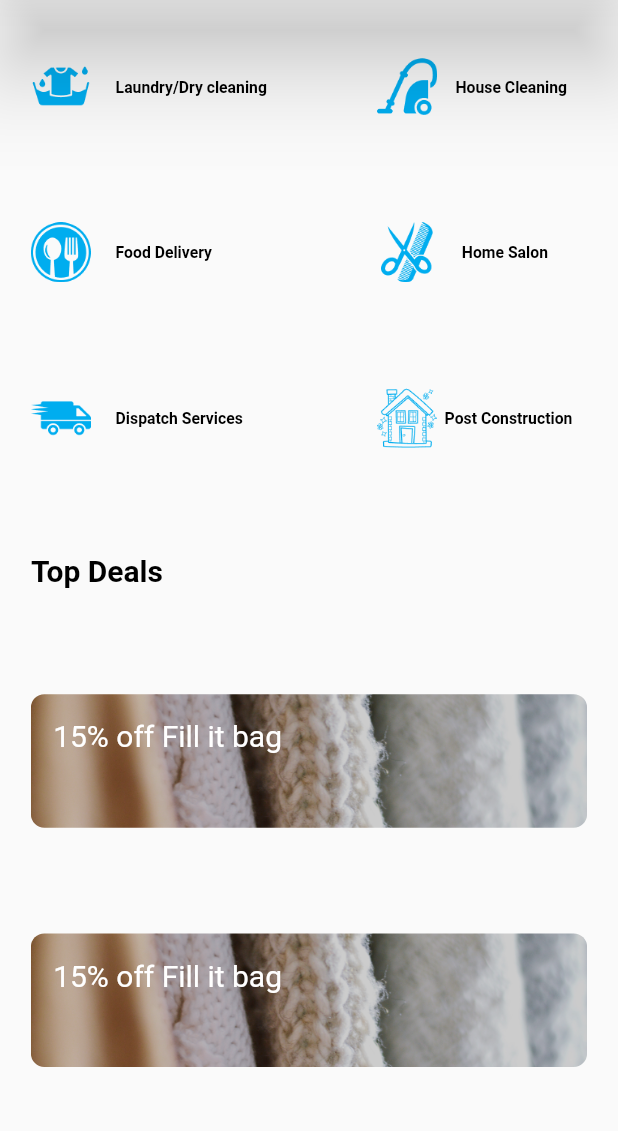
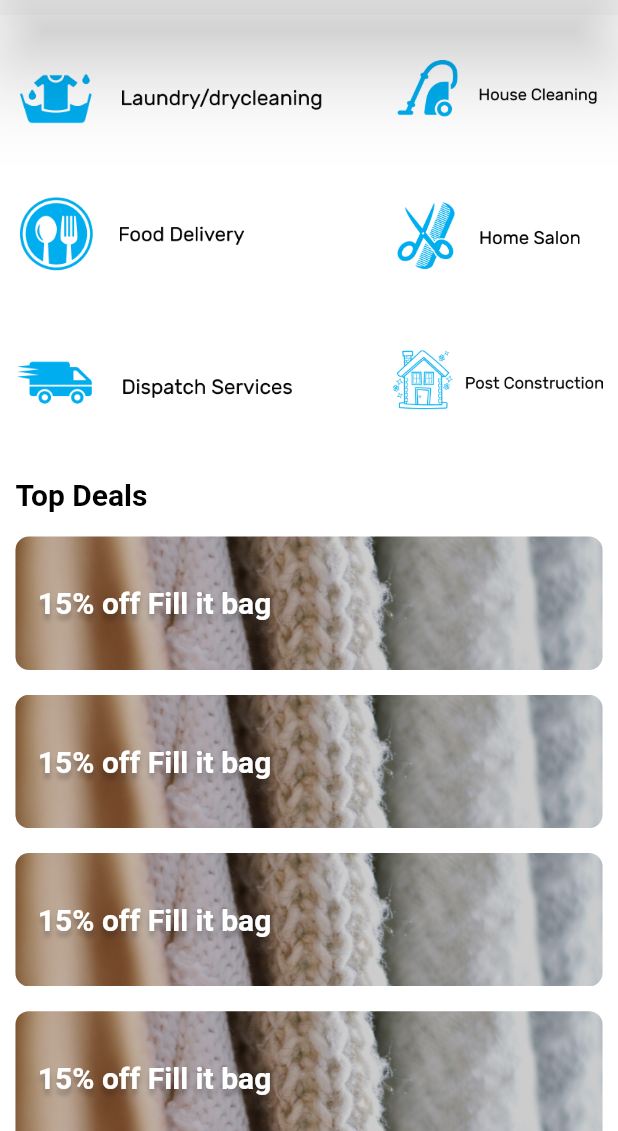
Before and after one commit to Adokiye/Luna, a Flutter app: the screen it shows after launch, on a phone screen of 412 x 824 dp, the part 105-1236 px from its top. Run offline on Flutter 3.47's test engine with Material 2 defaults, Android fonts, the phone set to English and light mode, and no system bars; our stand-ins replace animated_text_kit, flutter_datetime_picker, flutter_redux, fluttertoast, redux; Roboto replaces fonts that are missing (Rubik).

Commit message:
Final fix for home screen, fix for all screens

```diff
--- a/lib/components/BottomNavbar/bottomnavbar.dart
+++ b/lib/components/BottomNavbar/bottomnavbar.dart
@@ -11,6 +11,7 @@ class BottomNavBar extends StatelessWidget {
                                     MainAxisAlignment.spaceBetween,
                                 crossAxisAlignment: CrossAxisAlignment.center,
                                 children: <Widget>[
+
                                   Spacer(),
                                   Spacer(),
                                       SizedBox(
--- a/lib/screens/home.dart
+++ b/lib/screens/home.dart
@@ -1,6 +1,7 @@
 import 'package:flutter/material.dart';
 import 'package:animated_text_kit/animated_text_kit.dart';
 import '../components/AppBar/appBar.dart';
+
 class MyHomePage extends StatefulWidget {
   MyHomePage({Key key, this.title}) : super(key: key);
 
@@ -42,152 +43,95 @@ class _MyHomePageState extends State<MyHomePage> {
                 centerTitle: true,
               ),
             )),
-      body: SafeArea(
+        body: Container(
+          color: Colors.white,
+          child: SafeArea(
+              child: SingleChildScrollView(
             child: Center(
+              child: Container(
+            //    height: MediaQuery.of(context).size.height,
                 child: Column(
-            mainAxisAlignment: MainAxisAlignment.spaceAround,
+            //    mainAxisAlignment: MainAxisAlignment.spaceEvenly,
+                crossAxisAlignment: CrossAxisAlignment.center,
                 children: <Widget>[
                   Container(
-                width: MediaQuery.of(context).size.width * 0.90,
+                                       margin: EdgeInsets.symmetric(vertical: MediaQuery.of(context).size.height * 0.009),
+                    width: MediaQuery.of(context).size.width * 0.95,
                     child: Row(
                       mainAxisAlignment: MainAxisAlignment.spaceBetween,
                       crossAxisAlignment: CrossAxisAlignment.center,
                       children: <Widget>[
-                    Material(
-                      child: new InkWell(
+                        InkWell(
                           onTap: () {
                             Navigator.pushNamed(context, '/schedule');
                           },
                           child: Container(
-                          child: Row(children: <Widget>[
-                            Container(
-                                margin: EdgeInsets.only(
-                                    right: MediaQuery.of(context).size.width *
-                                        0.04),
                               child: new Image.asset(
-                                  'assets/images/laundry.png',
-                                  height: 40,
-                                  width: 40,
+                            'assets/images/laundryIcon.png',
+                            height: MediaQuery.of(context).size.height * (0.10),
+                            width: MediaQuery.of(context).size.width * (0.50),
                             fit: BoxFit.contain,
                           )),
-                            Text(
-                              'Laundry/Dry cleaning',
-                              textAlign: TextAlign.center,
-                              style: TextStyle(
-                                  color: Colors.black,
-                                  fontSize: 10.50,
-                                  fontWeight: FontWeight.w700),
-                            )
-                          ]),
-                        )),  ),
+                        ),
                         InkWell(
                           onTap: () {
                             Navigator.pushNamed(context, '/homecleaning');
                           },
                           child: Container(
                             width: 140,
-                        child: Row(
-                            //                           mainAxisAlignment: MainAxisAlignment.spaceBetween,
-                            crossAxisAlignment: CrossAxisAlignment.center,
-                            children: <Widget>[
-                              Container(
-                                  margin: EdgeInsets.only(
-                                      right: MediaQuery.of(context).size.width *
-                                          0.02),
                             child: new Image.asset(
-                                    'assets/images/houseCleaning.png',
-                                    height: 40,
-                                    width: 40,
+                              'assets/images/houseCleaningIcon.png',
+                              height:
+                                  MediaQuery.of(context).size.height * (0.10),
+                              width: MediaQuery.of(context).size.width * (0.40),
                               fit: BoxFit.contain,
-                                  )),
-                                     Container(
-                                  width: MediaQuery.of(context).size.width * 0.20,
-                                  child: Text(
-                                'House Cleaning',
-                                textAlign: TextAlign.center,
-                                style: TextStyle(
-                                    color: Colors.black,
-                                    fontSize: 10.50,
-                                    fontWeight: FontWeight.w700),
-                              )
-                                )
-
-                            ]),
+                            ),
                           ),
                         )
                       ],
                     ),
                   ),
                   Container(
-                  margin: EdgeInsets.symmetric(vertical: 15.0),
-                  width: MediaQuery.of(context).size.width * 0.90,
+                   margin: EdgeInsets.symmetric(vertical: MediaQuery.of(context).size.height * 0.009),
+                      width: MediaQuery.of(context).size.width * 0.95,
                       child: Row(
                         mainAxisAlignment: MainAxisAlignment.spaceBetween,
                         crossAxisAlignment: CrossAxisAlignment.center,
                         children: <Widget>[
                           InkWell(
                               onTap: () {
-                            Navigator.pushNamed(context, '/enterfooddetails');
+                                Navigator.pushNamed(
+                                    context, '/enterfooddetails');
                               },
-                          child: Row(children: <Widget>[
-                            Container(
-                                margin: EdgeInsets.only(
-                                    right: MediaQuery.of(context).size.width *
-                                        0.04),
                               child: new Image.asset(
-                                  'assets/images/foodDelivery.png',
-                                  height: 40,
-                                  width: 40,
+                                'assets/images/foodDeliveryIcon.png',
+                                height:
+                                    MediaQuery.of(context).size.height * (0.10),
+                                width:
+                                    MediaQuery.of(context).size.width * (0.40),
                                 fit: BoxFit.contain,
                               )),
-
-
-                            Text(
-                              'Food Delivery',
-                              textAlign: TextAlign.center,
-                              style: TextStyle(
-                                  color: Colors.black,
-                                  fontSize: 10.50,
-                                  fontWeight: FontWeight.w700),
-                            )
-                          ])),
                           InkWell(
                             onTap: () {
                               Navigator.pushNamed(context, '/homeSalon');
                             },
                             child: Container(
                               width: 140,
-                          child: Row(
-                              //                                      mainAxisAlignment: MainAxisAlignment.spaceBetween,
-                              crossAxisAlignment: CrossAxisAlignment.center,
-                              children: <Widget>[
-                                Container(
-                                    margin: EdgeInsets.only(
-                                        right:
-                                            MediaQuery.of(context).size.width *
-                                                0.04),
                               child: new Image.asset(
-                                      'assets/images/homeSalon.png',
-                                      height: 40,
-                                      width: 40,
+                                'assets/images/homeSalonIcon.png',
+                                height:
+                                    MediaQuery.of(context).size.height * (0.10),
+                                width:
+                                    MediaQuery.of(context).size.width * (0.40),
                                 fit: BoxFit.contain,
-                                    )),
-                                Text(
-                                  'Home Salon',
-                                  textAlign: TextAlign.center,
-                                  style: TextStyle(
-                                      color: Colors.black,
-                                      fontSize: 10.50,
-                                      fontWeight: FontWeight.w700),
-                                )
-                              ]),
+                              ),
                             ),
                           ),
                         ],
                       )),
                   Container(
-                  margin: EdgeInsets.only(bottom: 15.0),
-                  width: MediaQuery.of(context).size.width * 0.90,
+                     margin: EdgeInsets.symmetric(vertical: MediaQuery.of(context).size.height * 0.009),
+                      width: MediaQuery.of(context).size.width * 0.95,
                       child: Row(
                         mainAxisAlignment: MainAxisAlignment.spaceBetween,
                         crossAxisAlignment: CrossAxisAlignment.center,
@@ -196,67 +140,44 @@ class _MyHomePageState extends State<MyHomePage> {
                             onTap: () {
                               Navigator.pushNamed(context, '/scheduledispatch');
                             },
-                        child: Row(children: <Widget>[
-                          Container(
-                              margin: EdgeInsets.only(
-                                  right:
-                                      MediaQuery.of(context).size.width * 0.04),
                             child: new Image.asset(
-                                'assets/images/dispatchServices.png',
-                                height: 40,
-                                width: 40,
+                              'assets/images/dispatchServicesIcon.png',
+                              height:
+                                  MediaQuery.of(context).size.height * (0.10),
+                              width: MediaQuery.of(context).size.width * (0.45),
                               fit: BoxFit.contain,
-                              )),
-                          Text(
-                            'Dispatch Services',
-                            textAlign: TextAlign.center,
-                            style: TextStyle(
-                                color: Colors.black,
-                                fontSize: 10.50,
-                                fontWeight: FontWeight.w700),
-                          )
-                        ]),
+                            ),
                           ),
                           InkWell(
                               onTap: () {
-                            Navigator.pushNamed(context, '/postconstruction');
+                                Navigator.pushNamed(
+                                    context, '/postconstruction');
                               },
                               child: Container(
                                 width: 140,
-                            child: Row(
-                                //                                      mainAxisAlignment: MainAxisAlignment.spaceBetween,
-                                crossAxisAlignment: CrossAxisAlignment.center,
-                                children: <Widget>[
-                                  Container(
-                                      margin: EdgeInsets.only(right: 5.0),
                                 child: new Image.asset(
-                                        'assets/images/postConstruction.png',
-                                        height: 40,
-                                        width: 40,
+                                  'assets/images/postConstructionIcon.png',
+                                  height: MediaQuery.of(context).size.height *
+                                      (0.10),
+                                  width: MediaQuery.of(context).size.width *
+                                      (0.40),
                                   fit: BoxFit.contain,
-                                      )),
-                                  Text(
-                                    'Post Construction',
-                                    textAlign: TextAlign.center,
-                                    style: TextStyle(
-                                        color: Colors.black,
-                                        fontSize: 10.50,
-                                        fontWeight: FontWeight.w700),
-                                  )
-                                ]),
+                                ),
                               )),
                         ],
                       )),
                             Container(
-                  //      margin: EdgeInsets.only(top: 10.0),
-                  width: MediaQuery.of(context).size.width * 0.90,
-                  child: Column(
-                    crossAxisAlignment: CrossAxisAlignment.start,
-                    children: <Widget>[
-                    Text('Top Deals',
-                        style: TextStyle(color: Colors.black, fontSize: 20, fontWeight: FontWeight.w700)),
+                              width: MediaQuery.of(context).size.width * 0.95,
+                               margin: EdgeInsets.only(top: MediaQuery.of(context).size.height * 0.02),
+                              child:                             Text('Top Deals',
+                                style: TextStyle(
+                                    color: Colors.black,
+                                    fontSize: 20,
+                                    fontWeight: FontWeight.w700,
+                                    )),
+                            ),
 
-                  ])),
+
                   Container(
                       decoration: BoxDecoration(
                         borderRadius: BorderRadius.circular(9.0),
@@ -265,14 +186,14 @@ class _MyHomePageState extends State<MyHomePage> {
                           fit: BoxFit.cover,
                         ),
                       ),
-                        margin: EdgeInsets.symmetric(vertical: 15.0),
-                        width: MediaQuery.of(context).size.width * 0.90,
+                      margin: EdgeInsets.symmetric(vertical: MediaQuery.of(context).size.height * 0.02),
+                      width: MediaQuery.of(context).size.width * 0.95,
                       height: 89.0,
-                        child: Padding(
-                            padding: EdgeInsets.symmetric(
-                                vertical:
-                                    MediaQuery.of(context).size.height * 0.02),
-                            child: TypewriterAnimatedTextKit(
+                      child: Column(
+                          mainAxisAlignment: MainAxisAlignment.center,
+                          crossAxisAlignment: CrossAxisAlignment.start,
+                          children: <Widget>[
+                            TypewriterAnimatedTextKit(
                                 onTap: () {
                                   print("15% off Fill it bag");
                                 },
@@ -285,11 +206,20 @@ class _MyHomePageState extends State<MyHomePage> {
                                 textStyle: TextStyle(
                                   color: Colors.white,
                                   fontSize: 20,
+                                  fontWeight: FontWeight.w700,
+                                  shadows: [
+                                    Shadow(
+                                      blurRadius: 4.0,
+                                      color: Color.fromRGBO(0, 0, 0, 0.25),
+                                      offset: Offset(0, 4.0),
+                                    ),
+                                  ],
                                 ),
                                 textAlign: TextAlign.start,
                                 alignment: AlignmentDirectional
                                     .topStart // or Alignment.topLeft
-                                ))),
+                                )
+                          ])),
                   Container(
                       decoration: BoxDecoration(
                         borderRadius: BorderRadius.circular(9.0),
@@ -298,14 +228,14 @@ class _MyHomePageState extends State<MyHomePage> {
                           fit: BoxFit.cover,
                         ),
                       ),
-                        margin: EdgeInsets.only(bottom: 15.0),
-                        width: MediaQuery.of(context).size.width * 0.90,
+                      margin: EdgeInsets.only(bottom: MediaQuery.of(context).size.height * 0.02),
+                      width: MediaQuery.of(context).size.width * 0.95,
                       height: 89.0,
-                        child: Padding(
-                            padding: EdgeInsets.symmetric(
-                                vertical:
-                                    MediaQuery.of(context).size.height * 0.02),
-                            child: TypewriterAnimatedTextKit(
+                      child: Column(
+                          mainAxisAlignment: MainAxisAlignment.center,
+                          crossAxisAlignment: CrossAxisAlignment.start,
+                          children: <Widget>[
+                            TypewriterAnimatedTextKit(
                                 onTap: () {
                                   print("15% off Fill it bag");
                                 },
@@ -318,6 +248,98 @@ class _MyHomePageState extends State<MyHomePage> {
                                 textStyle: TextStyle(
                                   color: Colors.white,
                                   fontSize: 20,
+                                  fontWeight: FontWeight.w700,
+                                  shadows: [
+                                    Shadow(
+                                      blurRadius: 4.0,
+                                      color: Color.fromRGBO(0, 0, 0, 0.25),
+                                      offset: Offset(0, 4.0),
+                                    ),
+                                  ],
+                                ),
+                                textAlign: TextAlign.start,
+                                alignment: AlignmentDirectional
+                                    .topStart // or Alignment.topLeft
+                                )
+                          ])),
+                                            Container(
+                      decoration: BoxDecoration(
+                        borderRadius: BorderRadius.circular(9.0),
+                        image: DecorationImage(
+                          image: AssetImage('assets/images/topDeals.png'),
+                          fit: BoxFit.cover,
+                        ),
+                      ),
+                      margin: EdgeInsets.only(bottom: MediaQuery.of(context).size.height * 0.02),
+                      width: MediaQuery.of(context).size.width * 0.95,
+                      height: 89.0,
+                      child: Column(
+                          mainAxisAlignment: MainAxisAlignment.center,
+                          crossAxisAlignment: CrossAxisAlignment.start,
+                          children: <Widget>[
+                            TypewriterAnimatedTextKit(
+                                onTap: () {
+                                  print("15% off Fill it bag");
+                                },
+                                totalRepeatCount: 100,
+                                text: [
+                                  "   15% off Fill it bag",
+                                  "   Get it today!",
+                                ],
+                                displayFullTextOnTap: true,
+                                textStyle: TextStyle(
+                                  color: Colors.white,
+                                  fontSize: 20,
+                                  fontWeight: FontWeight.w700,
+                                  shadows: [
+                                    Shadow(
+                                      blurRadius: 4.0,
+                                      color: Color.fromRGBO(0, 0, 0, 0.25),
+                                      offset: Offset(0, 4.0),
+                                    ),
+                                  ],
+                                ),
+                                textAlign: TextAlign.start,
+                                alignment: AlignmentDirectional
+                                    .topStart // or Alignment.topLeft
+                                )
+                          ])),
+                  Container(
+                      decoration: BoxDecoration(
+                        borderRadius: BorderRadius.circular(9.0),
+                        image: DecorationImage(
+                          image: AssetImage('assets/images/topDeals.png'),
+                          fit: BoxFit.cover,
+                        ),
+                      ),
+                      margin: EdgeInsets.only(bottom: MediaQuery.of(context).size.height * 0.02),
+                      width: MediaQuery.of(context).size.width * 0.95,
+                      height: 89.0,
+                      child: Column(
+                          mainAxisAlignment: MainAxisAlignment.center,
+                          crossAxisAlignment: CrossAxisAlignment.start,
+                          children: <Widget>[
+                            TypewriterAnimatedTextKit(
+                                onTap: () {
+                                  print("15% off Fill it bag");
+                                },
+                                totalRepeatCount: 100,
+                                text: [
+                                  "   15% off Fill it bag",
+                                  "   Get it today!",
+                                ],
+                                displayFullTextOnTap: true,
+                                textStyle: TextStyle(
+                                  color: Colors.white,
+                                  fontSize: 20,
+                                  fontWeight: FontWeight.w700,
+                                  shadows: [
+                                    Shadow(
+                                      blurRadius: 4.0,
+                                      color: Color.fromRGBO(0, 0, 0, 0.25),
+                                      offset: Offset(0, 4.0),
+                                    ),
+                                  ],
                                 ),
                                 textAlign: TextAlign.start,
                                 alignment: AlignmentDirectional
@@ -328,12 +350,12 @@ class _MyHomePageState extends State<MyHomePage> {
                             //       color: Colors.white,
                             //       fontSize: 20,
                             //     ))
-                            ))
+                          ]))
                 ],
               ),
             ),
-      ),
-    );
+           ) )),
+        ));
 
     // Here we take the value from the MyHomePage object that was created by
     // the App.build method, and use it to set our appbar title.
--- a/lib/screens/laundry/numberOfClothes.dart
+++ b/lib/screens/laundry/numberOfClothes.dart
@@ -123,6 +123,7 @@ class _ListTileItemState extends State<ListTileItem> {
   Widget build(BuildContext context) {
     return new Container(
       width: MediaQuery.of(context).size.width * (0.90),
+                          margin: EdgeInsets.only(top: MediaQuery.of(context).size.height * 0.03),
       height: 65.0,
       decoration: BoxDecoration(
           borderRadius: new BorderRadius.circular(3.0),
@@ -153,7 +154,7 @@ class _ListTileItemState extends State<ListTileItem> {
                         child: Container(
                           margin: EdgeInsets.only(right: 14.0),
                           width: 19.0,
-                          height: 19.0,
+                          height: 30.0,
                           decoration: BoxDecoration(
                               borderRadius: new BorderRadius.circular(3.0),
                               color: const Color(0xffF7BF14)),
@@ -180,7 +181,7 @@ class _ListTileItemState extends State<ListTileItem> {
                   onTap: () => setState(() => _itemCount++),
                   child: Container(
                     width: 19.0,
-                    height: 19.0,
+                    height: 30.0,
                     decoration: BoxDecoration(
                         borderRadius: new BorderRadius.circular(3.0),
                         color: const Color(0xffF7BF14)),
```
Also changed, not shown: lib/screens/Food/enterFoodDetails.dart (+64 -48 lines), lib/screens/homeSalon/typeOfHomeSalon.dart (+44 -27 lines), lib/screens/laundry/enterDetails.dart (+24 -29 lines), lib/screens/paymentMethod.dart (+10 -5 lines), assets/images/dispatchServicesIcon.png (added), assets/images/foodDeliveryIcon.png (added), assets/images/homeSalonIcon.png (added), assets/images/houseCleaningIcon.png (added), assets/images/laundryCategory.png (added), assets/images/laundryIcon.png (added), assets/images/mainIcon.PNG (added), assets/images/postConstructionIcon.png (added), 1 other file. Lines whose indentation alone changed are shown as unchanged.
